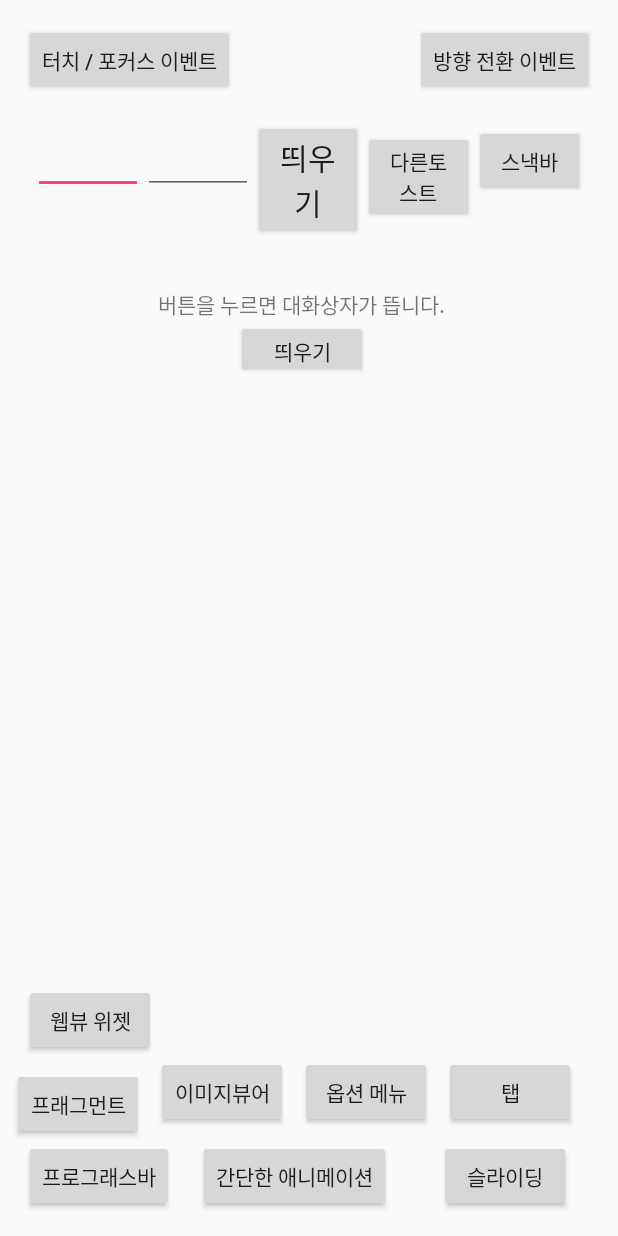
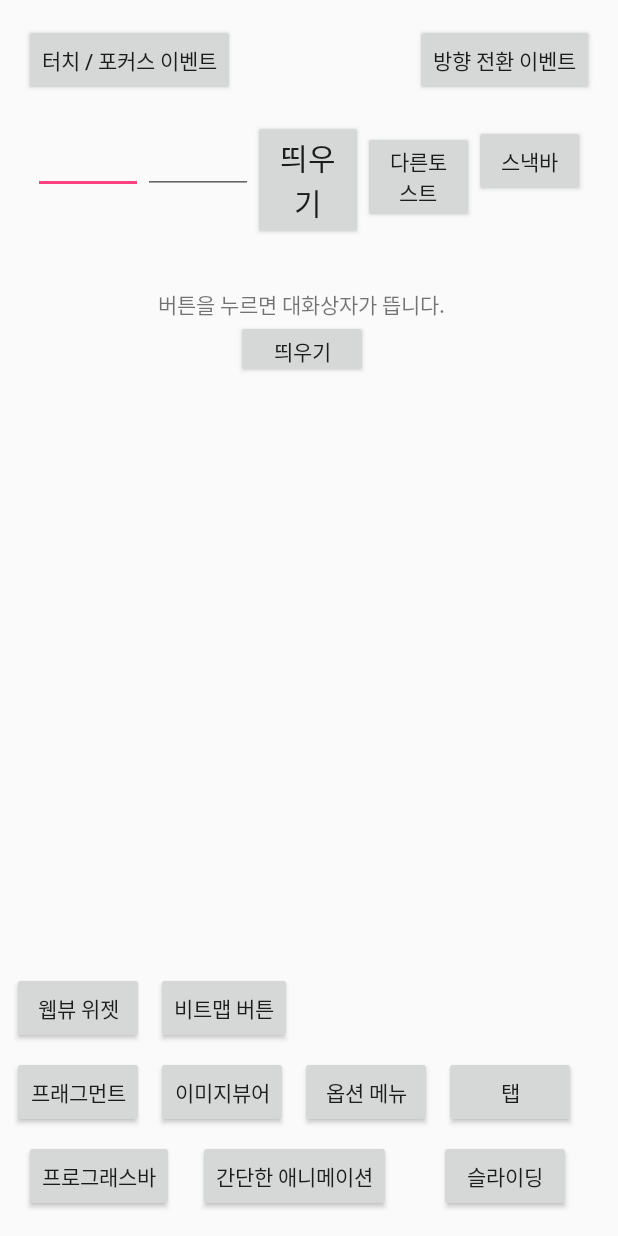
Before and after one commit to GentleDot/demo-android_1, an Android app: the screen it shows after launch (MainActivity), on a phone screen of 412 x 824 dp. Run offline under Robolectric (Android 15) with nearby library versions, the phone set to English and light mode, and no system bars.

Commit message:
Android Practice - BitmapWidget demo

```diff
--- a/app/src/main/AndroidManifest.xml
+++ b/app/src/main/AndroidManifest.xml
@@ -39,6 +39,8 @@
         </activity>
         <activity android:name=".WebViewActivity">
         </activity>
+        <activity android:name=".BitmapBtnActivity">
+        </activity>
     </application>
 
 </manifest>
--- a/app/src/main/java/net/gentledot/helloandroid/MainActivity.java
+++ b/app/src/main/java/net/gentledot/helloandroid/MainActivity.java
@@ -168,6 +168,14 @@ public class MainActivity extends AppCompatActivity {
                 startActivity(new Intent(getApplicationContext(), WebViewActivity.class));
             }
         });
+
+        Button bitmapBtn = (Button) findViewById(R.id.bitmapBtn);
+        bitmapBtn.setOnClickListener(new View.OnClickListener() {
+            @Override
+            public void onClick(View v) {
+                startActivity(new Intent(getApplicationContext(), BitmapBtnActivity.class));
+            }
+        });
     }
 
     private void showMessage() {
--- a/app/src/main/res/layout/activity_main.xml
+++ b/app/src/main/res/layout/activity_main.xml
@@ -92,7 +92,7 @@
             android:layout_height="wrap_content"
             android:id="@+id/fragmentBtn" android:layout_marginStart="8dp"
             app:layout_constraintLeft_toLeftOf="parent" android:layout_marginLeft="8dp"
-            app:layout_constraintBottom_toTopOf="@+id/progressBtn"/>
+            app:layout_constraintBottom_toTopOf="@+id/progressBtn" android:layout_marginBottom="8dp"/>
     <Button
             android:text="이미지뷰어"
             android:layout_width="wrap_content"
@@ -121,8 +121,17 @@
             android:layout_width="wrap_content"
             android:layout_height="wrap_content"
             android:id="@+id/webViewBtn"
-            android:layout_marginStart="16dp"
+            android:layout_marginStart="8dp"
             app:layout_constraintLeft_toLeftOf="parent"
-            android:layout_marginLeft="16dp" app:layout_constraintBottom_toTopOf="@+id/fragmentBtn"
+            android:layout_marginLeft="8dp" app:layout_constraintBottom_toTopOf="@+id/fragmentBtn"
+            android:layout_marginBottom="8dp"/>
+    <Button
+            android:text="비트맵 버튼"
+            android:layout_width="wrap_content"
+            android:layout_height="wrap_content"
+            android:id="@+id/bitmapBtn"
+            android:layout_marginStart="8dp"
+            app:layout_constraintLeft_toRightOf="@+id/webViewBtn" android:layout_marginLeft="8dp"
+            app:layout_constraintBottom_toTopOf="@+id/imageViewerBtn"
             android:layout_marginBottom="8dp"/>
 </android.support.constraint.ConstraintLayout>
--- a/app/src/main/res/values/dimens.xml
+++ b/app/src/main/res/values/dimens.xml
@@ -2,4 +2,5 @@
     <!-- Default screen margins, per the Android Design guidelines. -->
     <dimen name="activity_horizontal_margin">16dp</dimen>
     <dimen name="activity_vertical_margin">16dp</dimen>
+    <dimen name="text_size">16dp</dimen>
 </resources>
```
Also changed, not shown: app/src/main/java/net/gentledot/helloandroid/BitmapBtnActivity.java (added, +15 -0 lines), app/src/main/java/net/gentledot/helloandroid/button/BitmapButton.java (added, +55 -0 lines), app/src/main/res/layout/activity_bitmap_btn.xml (added, +22 -0 lines), app/src/main/res/drawable/bitmap_button_clicked.9.png (added), app/src/main/res/drawable/bitmap_button_normal.9.png (added).
